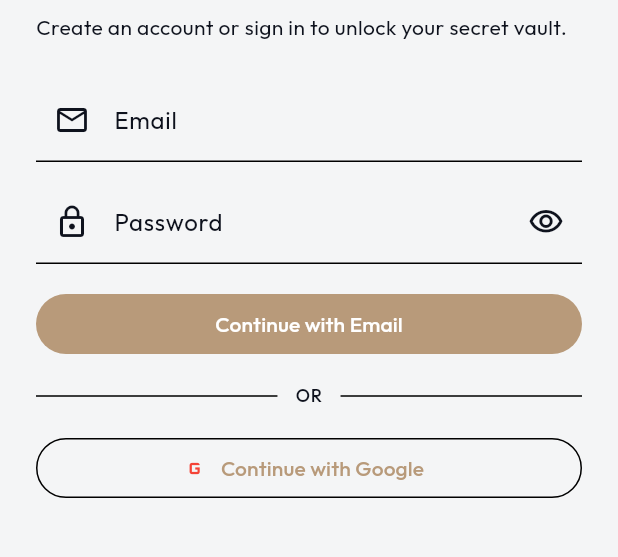
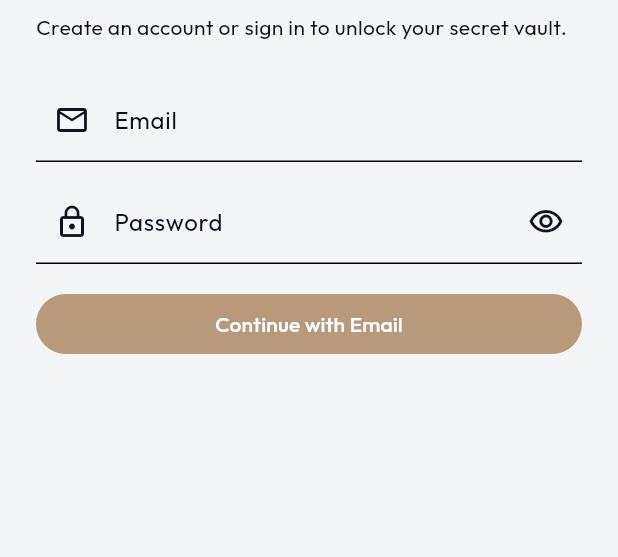
Before and after one commit to vishnu32510/secret_vault_one_for_all, a Flutter app: the LoginScreen screen opened directly, on a phone screen of 412 x 824 dp, the part 174-731 px from its top. Run offline on Flutter 3.47's test engine with Material 3 defaults, Android fonts, the phone set to English and light mode, and no system bars; our stand-ins replace bloc, cloud_firestore, equatable, firebase_auth, firebase_core, flutter_bloc and 2 more; accounts and stored records are empty.

Commit message:
Simplify auth to email-only and streamline CI. Remove social login paths, drop debug APK CI job, and add release upload keystore.
Made-with: Cursor

```diff
--- a/lib/core/config/routes.dart
+++ b/lib/core/config/routes.dart
@@ -17,9 +17,7 @@ class CustomRouter {
       default:
         return MaterialPageRoute(
           builder: (_) => Scaffold(
-            body: Center(
-              child: Text('No route defined for ${settings.name}'),
-            ),
+            body: Center(child: Text('No route defined for ${settings.name}')),
           ),
         );
     }
--- a/lib/core/services/toast_service.dart
+++ b/lib/core/services/toast_service.dart
@@ -10,7 +10,7 @@ abstract class IToastService {
 
 class ToastService extends Services implements IToastService {
   ToastService({required GlobalKey<ScaffoldMessengerState> messengerKey})
-      : _messengerKey = messengerKey;
+    : _messengerKey = messengerKey;
 
   final GlobalKey<ScaffoldMessengerState> _messengerKey;
 
--- a/lib/core/utils/theme_enums.dart
+++ b/lib/core/utils/theme_enums.dart
@@ -1,10 +1,6 @@
 import 'package:flutter/material.dart';
 
-enum ThemeType {
-  darkMode,
-  lightMode,
-  system,
-}
+enum ThemeType { darkMode, lightMode, system }
 
 extension ThemeTypeDetails on ThemeType {
   String get themeName {
--- a/lib/features/authentication/authentication_enums.dart
+++ b/lib/features/authentication/authentication_enums.dart
@@ -1,5 +1,5 @@
 enum AuthenticationStatus { unknown, authenticated, unauthenticated }
 
-enum LoginMethod { google, apple, email }
+enum LoginMethod { email }
 
 enum FormzSubmissionStatus { initial, failure, success, inProgress }
--- a/lib/features/authentication/login_bloc/login_event.dart
+++ b/lib/features/authentication/login_bloc/login_event.dart
@@ -63,11 +63,3 @@ final class ContinueWithEmailAndPassword extends LoginEvent {
   @override
   List<Object> get props => [email, password];
 }
-
-final class LoginWithGoogle extends LoginEvent {
-  const LoginWithGoogle();
-}
-
-final class LoginWithApple extends LoginEvent {
-  const LoginWithApple();
-}
--- a/lib/features/authentication/screens/login_screen.dart
+++ b/lib/features/authentication/screens/login_screen.dart
@@ -1,6 +1,3 @@
-import 'dart:io';
-
-import 'package:flutter/foundation.dart';
 import 'package:flutter/material.dart';
 import 'package:flutter_bloc/flutter_bloc.dart';
 import 'package:secretvaultoneforall/core/di/injection.dart';
@@ -49,9 +46,7 @@ class _LoginScreenState extends State<LoginScreen> {
           }
         },
         child: Scaffold(
-          appBar: AppBar(
-            title: const Text('Sign In'),
-          ),
+          appBar: AppBar(title: const Text('Sign In')),
           body: SafeArea(
             child: SingleChildScrollView(
               padding: const EdgeInsets.all(24),
@@ -68,24 +63,6 @@ class _LoginScreenState extends State<LoginScreen> {
                   ),
                   const SizedBox(height: 24),
                   _buildEmailForm(context),
-                  const SizedBox(height: 16),
-                  Row(
-                    children: [
-                      Expanded(child: Divider(color: cs.outlineVariant)),
-                      Padding(
-                        padding: const EdgeInsets.symmetric(horizontal: 12),
-                        child: Text(
-                          'OR',
-                          style: textTheme.labelMedium?.copyWith(
-                            color: cs.onSurfaceVariant,
-                          ),
-                        ),
-                      ),
-                      Expanded(child: Divider(color: cs.outlineVariant)),
-                    ],
-                  ),
-                  const SizedBox(height: 16),
-                  _buildSocialButtons(context),
                 ],
               ),
             ),
@@ -112,9 +89,11 @@ class _LoginScreenState extends State<LoginScreen> {
                   labelText: 'Email',
                   prefixIcon: Icon(Icons.email_outlined),
                 ),
-                validator: (v) =>
-                    (v == null || !v.contains('@')) ? 'Enter a valid email' : null,
-                onChanged: (v) => context.read<LoginBloc>().add(LoginEmailChanged(v)),
+                validator: (v) => (v == null || !v.contains('@'))
+                    ? 'Enter a valid email'
+                    : null,
+                onChanged: (v) =>
+                    context.read<LoginBloc>().add(LoginEmailChanged(v)),
               ),
               const SizedBox(height: 12),
               TextFormField(
@@ -145,15 +124,19 @@ class _LoginScreenState extends State<LoginScreen> {
               SizedBox(
                 width: double.infinity,
                 child: FilledButton(
-                  onPressed: isLoading ? null : () => _handleEmailContinue(context),
+                  onPressed: isLoading
+                      ? null
+                      : () => _handleEmailContinue(context),
                   child: isLoading
                       ? const SizedBox(
                           width: 18,
                           height: 18,
                           child: CircularProgressIndicator(strokeWidth: 2),
                         )
-                      : Text('Continue with Email',
-                          style: TextStyle(color: cs.onPrimary)),
+                      : Text(
+                          'Continue with Email',
+                          style: TextStyle(color: cs.onPrimary),
+                        ),
                 ),
               ),
             ],
@@ -163,63 +146,14 @@ class _LoginScreenState extends State<LoginScreen> {
     );
   }
 
-  Widget _buildSocialButtons(BuildContext context) {
-    final showApple = !kIsWeb && (Platform.isIOS || Platform.isMacOS);
-    return Column(
-      children: [
-        _SocialButton(
-          icon: Icons.g_mobiledata,
-          iconColor: Colors.red,
-          label: 'Continue with Google',
-          onTap: () => context.read<LoginBloc>().add(const LoginWithGoogle()),
-        ),
-        if (showApple) ...[
-          const SizedBox(height: 12),
-          _SocialButton(
-            icon: Icons.apple,
-            iconColor: Theme.of(context).colorScheme.onSurface,
-            label: 'Continue with Apple',
-            onTap: () => context.read<LoginBloc>().add(const LoginWithApple()),
-          ),
-        ],
-      ],
-    );
-  }
-
   void _handleEmailContinue(BuildContext context) {
     if (_formKey.currentState?.validate() ?? false) {
       context.read<LoginBloc>().add(
-            ContinueWithEmailAndPassword(
-              email: _emailCtrl.text.trim(),
-              password: _passwordCtrl.text.trim(),
-            ),
-          );
+        ContinueWithEmailAndPassword(
+          email: _emailCtrl.text.trim(),
+          password: _passwordCtrl.text.trim(),
+        ),
+      );
     }
   }
 }
-
-class _SocialButton extends StatelessWidget {
-  const _SocialButton({
-    required this.icon,
-    required this.iconColor,
-    required this.label,
-    required this.onTap,
-  });
-
-  final IconData icon;
-  final Color iconColor;
-  final String label;
-  final VoidCallback onTap;
-
-  @override
-  Widget build(BuildContext context) {
-    return SizedBox(
-      width: double.infinity,
-      child: OutlinedButton.icon(
-        onPressed: onTap,
-        icon: Icon(icon, color: iconColor),
-        label: Text(label),
-      ),
-    );
-  }
-}
--- a/lib/features/authentication/widgets/login_bottom_sheet.dart
+++ b/lib/features/authentication/widgets/login_bottom_sheet.dart
@@ -6,9 +6,6 @@ class LoginBottomSheet extends StatelessWidget {
 
   @override
   Widget build(BuildContext context) {
-    return const SizedBox(
-      height: 680,
-      child: LoginScreen(),
-    );
+    return const SizedBox(height: 680, child: LoginScreen());
   }
 }
--- a/lib/features/authentication/wrappers/authentication_wrapper.dart
+++ b/lib/features/authentication/wrappers/authentication_wrapper.dart
@@ -34,9 +34,8 @@ class _AuthenticationWrapperState extends State<AuthenticationWrapper> {
             ),
           ),
           BlocProvider(
-            create: (_) => LoginBloc(
-              authenticationRepository: _authenticationRepository,
-            ),
+            create: (_) =>
+                LoginBloc(authenticationRepository: _authenticationRepository),
           ),
         ],
         child: widget.child,
--- a/pubspec.yaml
+++ b/pubspec.yaml
@@ -40,8 +40,6 @@ dependencies:
   flutter_bloc: ^8.1.5
   get_it: ^8.0.3
   google_fonts: ^6.3.2
-  google_sign_in: ^6.3.0
-  sign_in_with_apple: ^6.1.4
   url_launcher: ^6.3.2
 
 dev_dependencies:
```
Also changed, not shown: lib/features/authentication/authentication_repository.dart (+7 -81 lines), lib/features/authentication/login_bloc/login_bloc.dart (+0 -42 lines), lib/features/home/screens/home_screen.dart (+4 -7 lines), lib/main.dart (+2 -6 lines), lib/firebase_options.dart, pubspec.lock, 3 other files.
